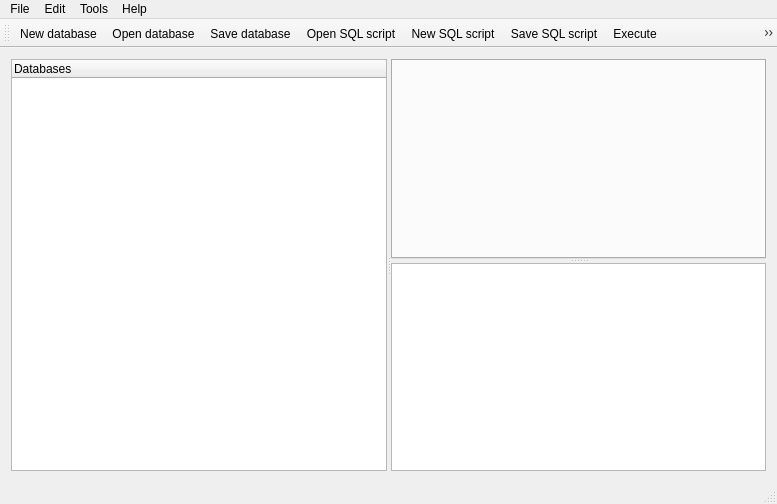
Above: mainwindow.ui from igorternyuk/TeQtSQLiteManager before the change. Below: the same form after it.
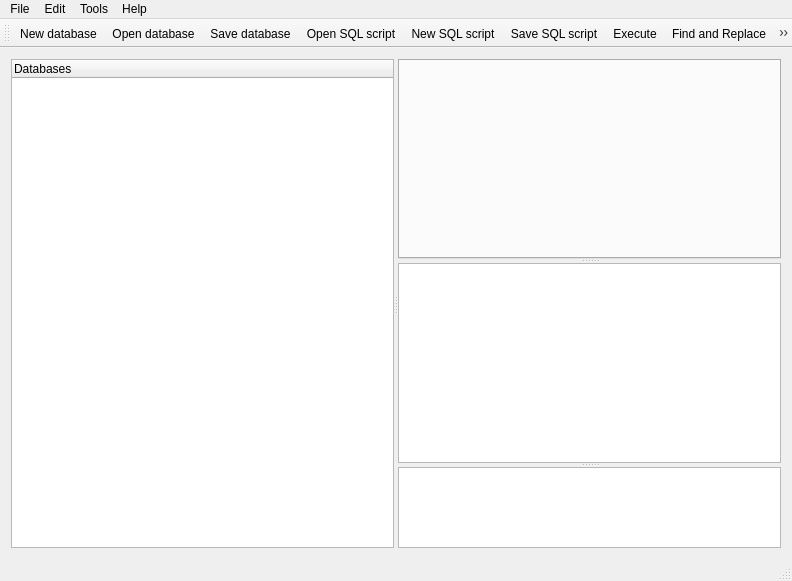
That is the form after the change. Icons and pictures are not drawn. Custom widgets are drawn as their Qt base class.

Commit message: fixed insertion already existing table bug

Diff of the .ui file:
```diff
--- a/mainwindow.ui
+++ b/mainwindow.ui
@@ -6,8 +6,8 @@
    <rect>
     <x>0</x>
     <y>0</y>
-    <width>773</width>
-    <height>504</height>
+    <width>792</width>
+    <height>581</height>
    </rect>
   </property>
   <property name="windowTitle">
@@ -61,6 +61,7 @@
          </size>
         </property>
        </widget>
+       <widget class="QListWidget" name="listWidget"/>
       </widget>
      </widget>
     </item>
@@ -71,7 +72,7 @@
     <rect>
      <x>0</x>
      <y>0</y>
-     <width>773</width>
+     <width>792</width>
      <height>19</height>
     </rect>
    </property>
```
Left out of the diff: 2 changed lines with no effect on the pictures. The commit also changes 1 other file.
